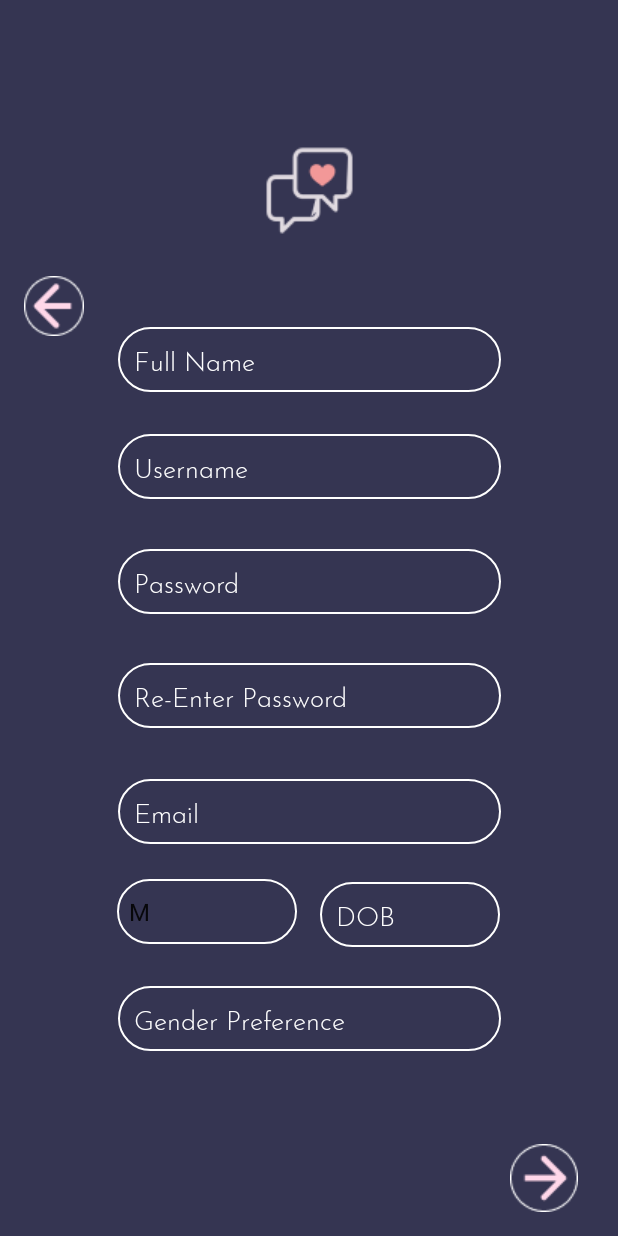
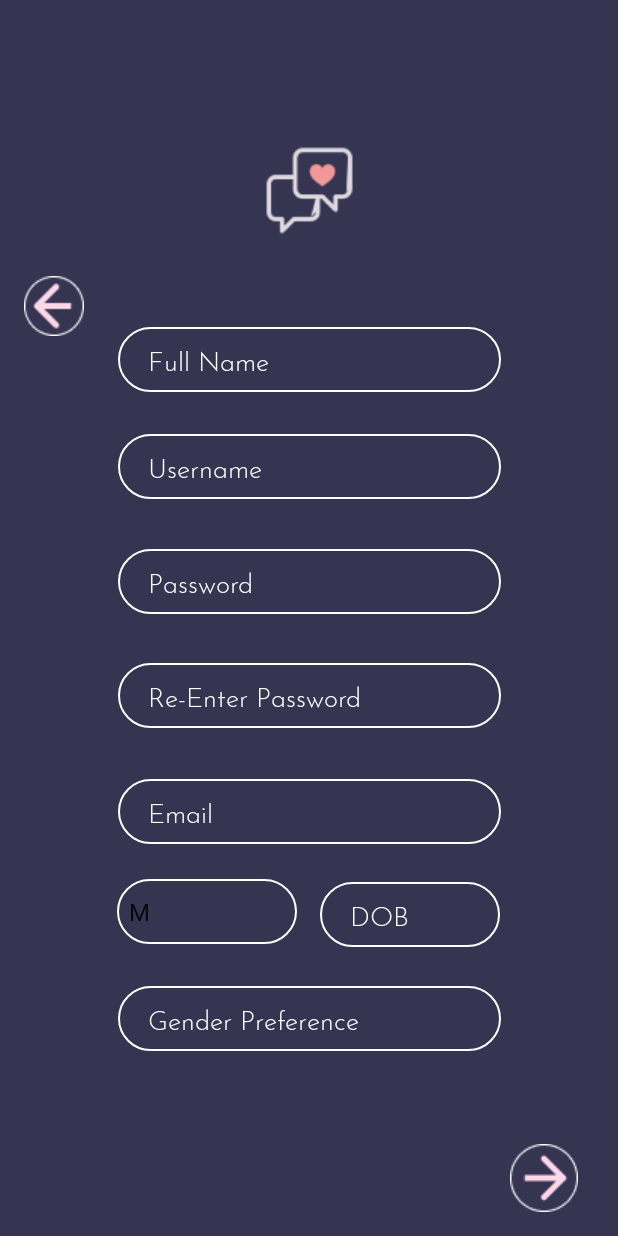
Before and after one commit to gtrixic/lets-meat-up, an Android app: the UserSignUpActivity screen opened directly, with no data from a screen before it, on a phone screen of 412 x 824 dp. Run offline under Robolectric (Android 15) with nearby library versions, the phone set to English and light mode, and no system bars.

Commit message:
added padding for input xmls

```diff
--- a/app/src/main/res/layout/activity_user_sign_up.xml
+++ b/app/src/main/res/layout/activity_user_sign_up.xml
@@ -22,12 +22,13 @@
         android:id="@+id/fullName"
         android:layout_width="255dp"
         android:layout_height="43dp"
+        android:paddingLeft="20dp"
         android:layout_alignParentLeft="true"
         android:layout_alignParentTop="true"
         android:background="@drawable/edit_text_border"
         android:ems="10"
         android:fontFamily="@font/josefinsanslight"
-        android:hint="  Full Name"
+        android:hint="Full Name"
         android:inputType="textPersonName"
         android:textAllCaps="false"
         android:textColor="#FFFFFF"
@@ -42,10 +43,11 @@
         android:id="@+id/password"
         android:layout_width="255dp"
         android:layout_height="43dp"
+        android:paddingLeft="20dp"
         android:background="@drawable/edit_text_border"
         android:ems="10"
         android:fontFamily="@font/josefinsanslight"
-        android:hint="  Password"
+        android:hint="Password"
         android:inputType="textPassword"
         android:textColor="#FFFFFF"
         android:textColorHint="#FFFFFF"
@@ -59,10 +61,11 @@
         android:id="@+id/username"
         android:layout_width="255dp"
         android:layout_height="43dp"
+        android:paddingLeft="20dp"
         android:background="@drawable/edit_text_border"
         android:ems="10"
         android:fontFamily="@font/josefinsanslight"
-        android:hint="  Username"
+        android:hint="Username"
         android:inputType="textPersonName"
         android:textColor="#FFFFFF"
         android:textColorHint="#FFFFFF"
@@ -78,10 +81,11 @@
         android:id="@+id/passwordtwice"
         android:layout_width="255dp"
         android:layout_height="43dp"
+        android:paddingLeft="20dp"
         android:background="@drawable/edit_text_border"
         android:ems="10"
         android:fontFamily="@font/josefinsanslight"
-        android:hint="  Re-Enter Password"
+        android:hint="Re-Enter Password"
         android:inputType="textPassword"
         android:textColor="#FFFFFF"
         android:textColorHint="#FFFFFF"
@@ -95,10 +99,11 @@
         android:id="@+id/sexualpreference"
         android:layout_width="255dp"
         android:layout_height="43dp"
+        android:paddingLeft="20dp"
         android:background="@drawable/edit_text_border"
         android:ems="10"
         android:fontFamily="@font/josefinsanslight"
-        android:hint="  Gender Preference"
+        android:hint="Gender Preference"
         android:inputType="textPersonName"
         android:textColor="#FFFFFF"
         android:textColorHint="#FFFFFF"
@@ -128,10 +133,11 @@
         android:id="@+id/email"
         android:layout_width="255dp"
         android:layout_height="43dp"
+        android:paddingLeft="20dp"
         android:background="@drawable/edit_text_border"
         android:ems="10"
         android:fontFamily="@font/josefinsanslight"
-        android:hint="  Email"
+        android:hint="Email"
         android:inputType="textEmailAddress"
         android:textColor="#FFFFFF"
         android:textColorHint="#FFFFFF"
@@ -171,10 +177,11 @@
         android:id="@+id/DOB"
         android:layout_width="120dp"
         android:layout_height="43dp"
+        android:paddingLeft="20dp"
         android:background="@drawable/edit_text_border"
         android:ems="10"
         android:fontFamily="@font/josefinsanslight"
-        android:hint="  DOB"
+        android:hint="DOB"
         android:inputType="date"
         android:textColor="#FFFFFF"
         android:textColorHint="#FFFFFF"
```
Also changed, not shown: app/src/main/res/layout/activity_login.xml (+5 -2 lines), app/src/main/res/layout/activity_restaurant_sign_up.xml (+10 -5 lines).
